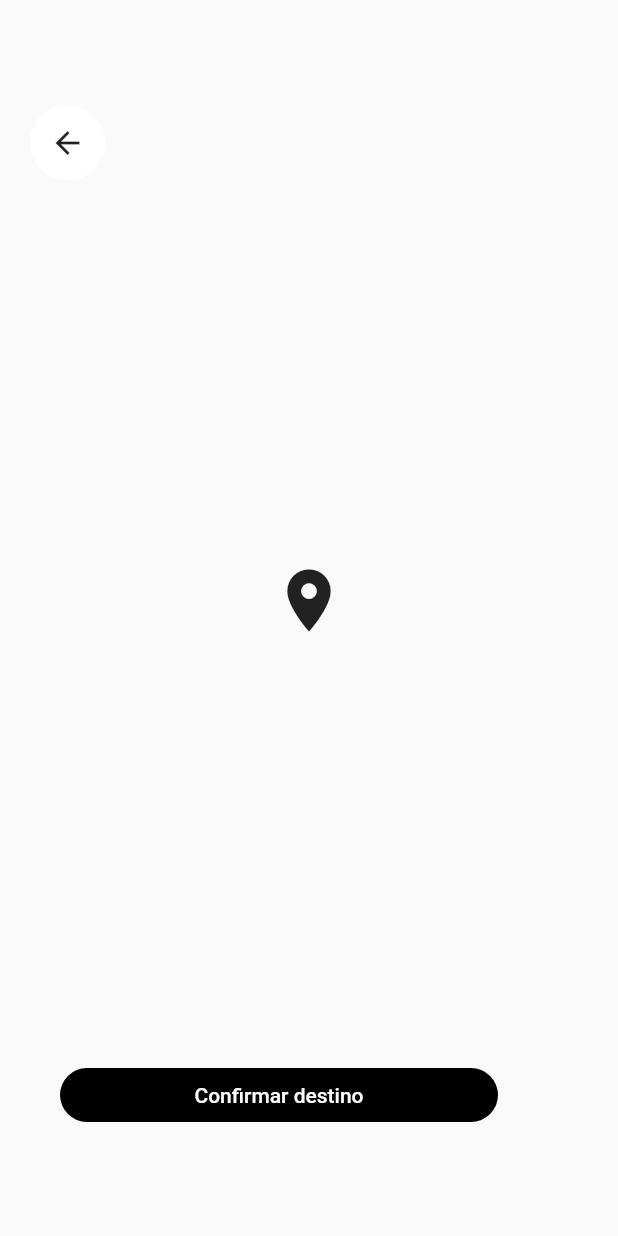
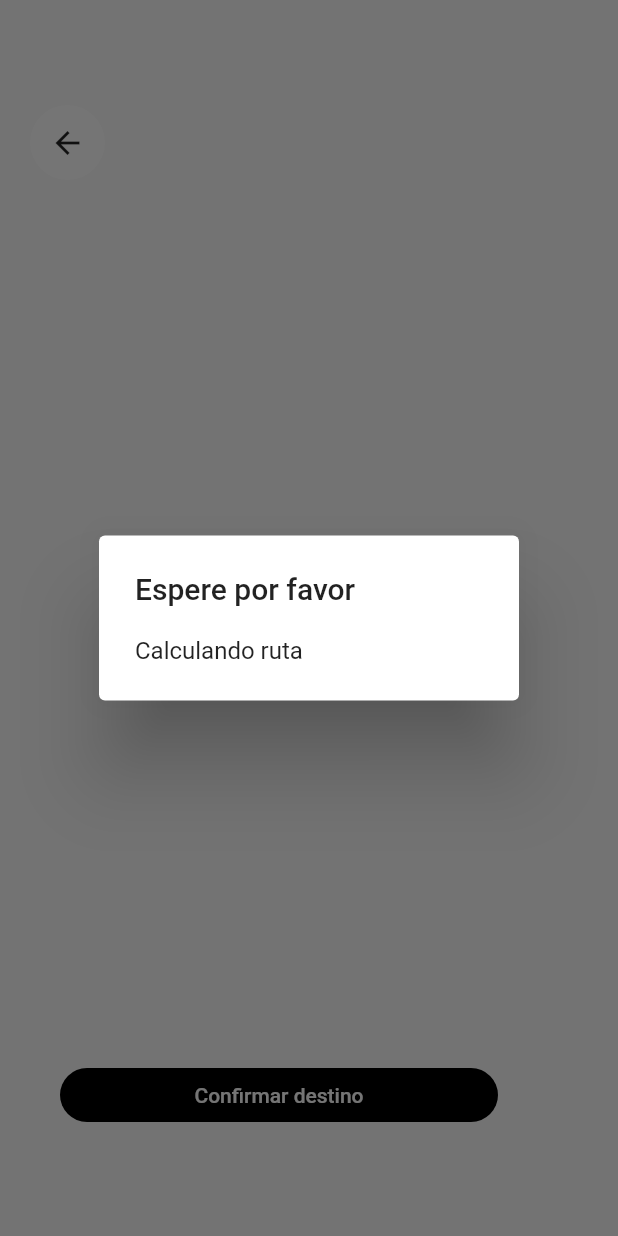
Before and after one commit to PereiraCC/flutter-mapas-app, a Flutter app: the _BuildMarcadorManual widget shown alone on an empty page, opened directly, after a tap on "Confirmar destino", on a phone screen of 412 x 824 dp. Run offline on Flutter 3.47's test engine with Material 2 defaults, Android fonts, the phone set to English and light mode, and no system bars; our stand-ins replace animate_do, bloc, dio, flutter_bloc, geolocator, google_maps_flutter and 1 more; missing offline and left inert: polyline.

Commit message:
Clase 11 Seccion 20

```diff
--- /dev/null
+++ b/lib/helpers/calculando_alerta.dart
@@ -0,0 +1,25 @@
+part of 'helpers.dart';
+
+void calculandoAlerta(BuildContext context) {
+
+  if( Platform.isAndroid ){
+
+    showDialog(
+      context: context,
+      builder: (context) => AlertDialog(
+        title: Text('Espere por favor'),
+        content: Text('Calculando ruta')
+      )
+    );
+
+  } else {
+    showCupertinoDialog(
+      context: context,
+      builder: (context) => CupertinoAlertDialog(
+        title: Text('Espere por favor'),
+        content: CupertinoActivityIndicator(),
+      ),
+    );
+  }
+
+}
--- a/lib/helpers/helpers.dart
+++ b/lib/helpers/helpers.dart
@@ -1,4 +1,8 @@
 
+import 'dart:io';
+
+import 'package:flutter/cupertino.dart';
 import 'package:flutter/material.dart';
 
 part 'navegar_fadein.dart';
+part 'calculando_alerta.dart';
--- a/lib/widgets/marcador_manual.dart
+++ b/lib/widgets/marcador_manual.dart
@@ -86,9 +86,11 @@ class _BuildMarcadorManual extends StatelessWidget {
 
   void calcularDestino(BuildContext context) async{
 
+    calculandoAlerta(context);
+
     final trafficService = new TrafficService();
     final mapaBloc = BlocProvider.of<MapaBloc>(context);
-
+    final busquedaBloc = BlocProvider.of<BusquedaBloc>(context);
 
     final inicio = BlocProvider.of<MiUbicacionBloc>(context).state.ubicacion;
     final destino = mapaBloc.state.ubicacionCentral;
@@ -107,6 +109,8 @@ class _BuildMarcadorManual extends StatelessWidget {
 
     mapaBloc.add( OnCrearRutaInicioDestino(rutaCoordenadas, distancia, duracion) );
 
+    Navigator.of(context).pop();
+    busquedaBloc.add(OnDesactivarMarcadorManual());
   }
 
 }
```
Also changed, not shown: lib/widgets/widgets.dart (+9 -4 lines).
